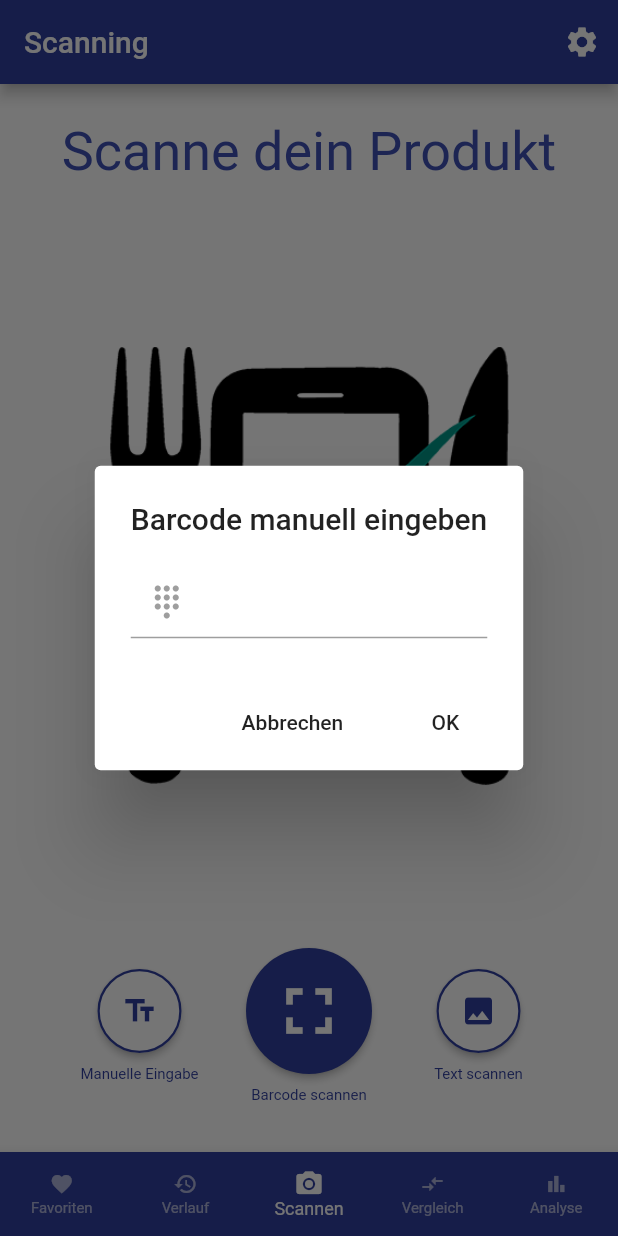
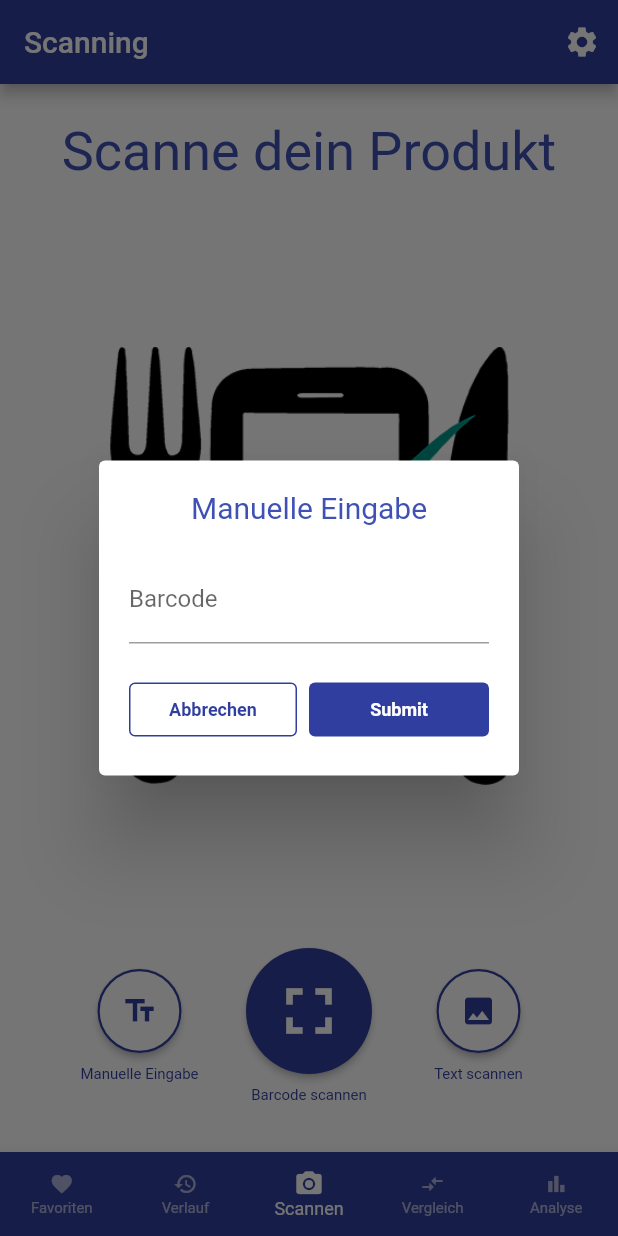
Before and after one commit to m-glock/Inhaltsstoff-Warnapp, a Flutter app: the screen it shows after launch, after a tap on "Skip", after a tap on "Starten", after a tap on the "text fields" icon, on a phone screen of 412 x 824 dp. Run offline on Flutter 3.47's test engine with Material 2 defaults, Android fonts, the phone set to English and light mode, and no system bars; our stand-ins replace introduction_screen, shared_preferences, sqflite; missing offline and left inert: flutter_barcode_scanner; accounts and stored records are empty.

Commit message:
style barcode dialog with form

```diff
--- a/lib/pages/scanning/ScanningBarcodeDialog.dart
+++ b/lib/pages/scanning/ScanningBarcodeDialog.dart
@@ -1,63 +1,26 @@
 import 'package:flutter/material.dart';
-import 'package:flutter/services.dart';
 
-class ScanningBarcodeDialog extends StatefulWidget {
-  const ScanningBarcodeDialog({Key key}) : super(key: key);
+import './ScanningBarcodeForm.dart';
 
-  @override
-  _ScanningBarcodeDialogState createState() => _ScanningBarcodeDialogState();
-}
-
-class _ScanningBarcodeDialogState extends State<ScanningBarcodeDialog> {
-  TextEditingController _textController;
-
-  @override
-  void initState() {
-    super.initState();
-    _textController = TextEditingController(
-      text: null,
-    );
-  }
+class ScanningBarcodeDialog extends StatelessWidget {
+  final Function onCancel;
+  final Function onSubmit;
+  const ScanningBarcodeDialog(this.onCancel, this.onSubmit, {Key key})
+      : super(key: key);
 
   @override
   Widget build(BuildContext context) {
-    return AlertDialog(
-      title: Text("Barcode manuell eingeben"),
-      content: TextFormField(
-        inputFormatters: [
-          FilteringTextInputFormatter.digitsOnly,
-          LengthLimitingTextInputFormatter(13),
-        ],
-        keyboardType: TextInputType.number,
-        controller: _textController,
-        decoration: InputDecoration(
-          prefixIcon: Icon(Icons.dialpad, color: Colors.grey),
-        ),
+    return SimpleDialog(
+      title: Text(
+        "Manuelle Eingabe",
+        style: Theme.of(context).textTheme.headline2,
+        textAlign: TextAlign.center,
       ),
-      actions: <Widget>[
-        FlatButton(
-          child: Text("Abbrechen"),
-          onPressed: () {
-            Navigator.pop(context, _textController.text);
-          },
-        ),
-        FlatButton(
-          child: Text("OK"),
-          onPressed: () {
-            if (_textController.text.length != 13) {
-              return;
-            } else {
-              Navigator.pop(context, _textController.text);
-            }
-          },
-        )
+      children: [
+        ScanningBarcodeForm(onCancel, onSubmit),
       ],
+      titlePadding: EdgeInsets.all(20.0),
+      contentPadding: EdgeInsets.only(right: 20.0, left: 20.0, bottom: 20.0),
     );
   }
-
-  @override
-  void dispose() {
-    _textController.dispose();
-    super.dispose();
-  }
 }
--- /dev/null
+++ b/lib/pages/scanning/ScanningBarcodeForm.dart
@@ -0,0 +1,94 @@
+import 'package:flutter/material.dart';
+import 'package:flutter/services.dart';
+
+class ScanningBarcodeForm extends StatefulWidget {
+  final Function onCancel;
+  final Function onSubmit;
+  const ScanningBarcodeForm(this.onCancel, this.onSubmit, {Key key})
+      : super(key: key);
+
+  @override
+  ScanningBarcodeFormState createState() {
+    return ScanningBarcodeFormState();
+  }
+}
+
+class ScanningBarcodeFormState extends State<ScanningBarcodeForm> {
+  // Create a global key that uniquely identifies the Form widget
+  // and allows validation of the form.
+  final _formKey = GlobalKey<FormState>();
+  String _barcode;
+
+  @override
+  Widget build(BuildContext context) {
+    return Form(
+      key: _formKey,
+      child: Column(
+        mainAxisSize: MainAxisSize.min,
+        children: <Widget>[
+          TextFormField(
+            inputFormatters: [
+              FilteringTextInputFormatter.digitsOnly,
+            ],
+            decoration: const InputDecoration(
+              labelText: 'Barcode',
+            ),
+            validator: (value) {
+              if (value.isEmpty) {
+                return 'Bitte geben Sie einen Barcode ein';
+              } else if (value.length > 13) {
+                return 'Maximal 13 Stellen sind erlaubt';
+              } else if (value.length < 8) {
+                return 'Mindestens 8 Stellen sind erforderlich';
+              }
+              return null;
+            },
+            keyboardType: TextInputType.number,
+            onSaved: (String value) {
+              _barcode = value;
+            },
+          ),
+          Padding(
+            padding: EdgeInsets.only(
+              top: 20.0,
+            ),
+            child: Row(
+              children: [
+                Expanded(
+                  child: Padding(
+                    padding: EdgeInsets.only(right: 8.0),
+                    child: OutlinedButton(
+                      onPressed: widget.onCancel,
+                      child: Text('Abbrechen'),
+                      style: TextButton.styleFrom(
+                        primary: Theme.of(context).primaryColor,
+                        side: BorderSide(
+                          color: Theme.of(context).primaryColor,
+                        ),
+                      ),
+                    ),
+                  ),
+                ),
+                Expanded(
+                  child: TextButton(
+                    onPressed: () {
+                      if (_formKey.currentState.validate()) {
+                        _formKey.currentState.save();
+                        widget.onSubmit(_barcode);
+                      }
+                    },
+                    child: Text('Submit'),
+                    style: TextButton.styleFrom(
+                      primary: Theme.of(context).primaryColorLight,
+                      backgroundColor: Theme.of(context).primaryColor,
+                    ),
+                  ),
+                ),
+              ],
+            ),
+          ),
+        ],
+      ),
+    );
+  }
+}
--- a/lib/pages/scanning/ScanningRoot.dart
+++ b/lib/pages/scanning/ScanningRoot.dart
@@ -78,13 +78,19 @@ class _ScanningRootState extends State<ScanningRoot> {
                       context: context,
                       barrierDismissible: false,
                       builder: (BuildContext context) {
-                        return ScanningBarcodeDialog();
+                        return ScanningBarcodeDialog(
+                          () {
+                            Navigator.pop(context);
+                          },
+                          (String value) {
+                            setState(() {
+                              _scanBarcode = value;
+                            });
+                            Navigator.pop(context);
+                          },
+                        );
                       },
-                    ).then((val) {
-                      setState(() {
-                        _scanBarcode = val;
-                      });
-                    });
+                    );
                   },
                 ),
                 LabelledIconButton(
--- a/lib/theme/style.dart
+++ b/lib/theme/style.dart
@@ -32,6 +32,18 @@ ThemeData appTheme() {
         color: Colors.grey[900],
         fontWeight: FontWeight.bold,
       ),
+      button: TextStyle(
+        fontSize: 12.0,
+        fontWeight: FontWeight.bold,
+      ),
     ),
+    //elevatedButtonTheme: ElevatedButtonThemeData(style: ButtonStyle(),),
+    /*buttonTheme: ButtonThemeData(
+      colorScheme: ColorScheme.light(
+        primary: Colors.indigo[700],
+        secondary: Colors.indigo[100],
+        error: Colors.red,
+      ),
+    ),*/
   );
 }
```
